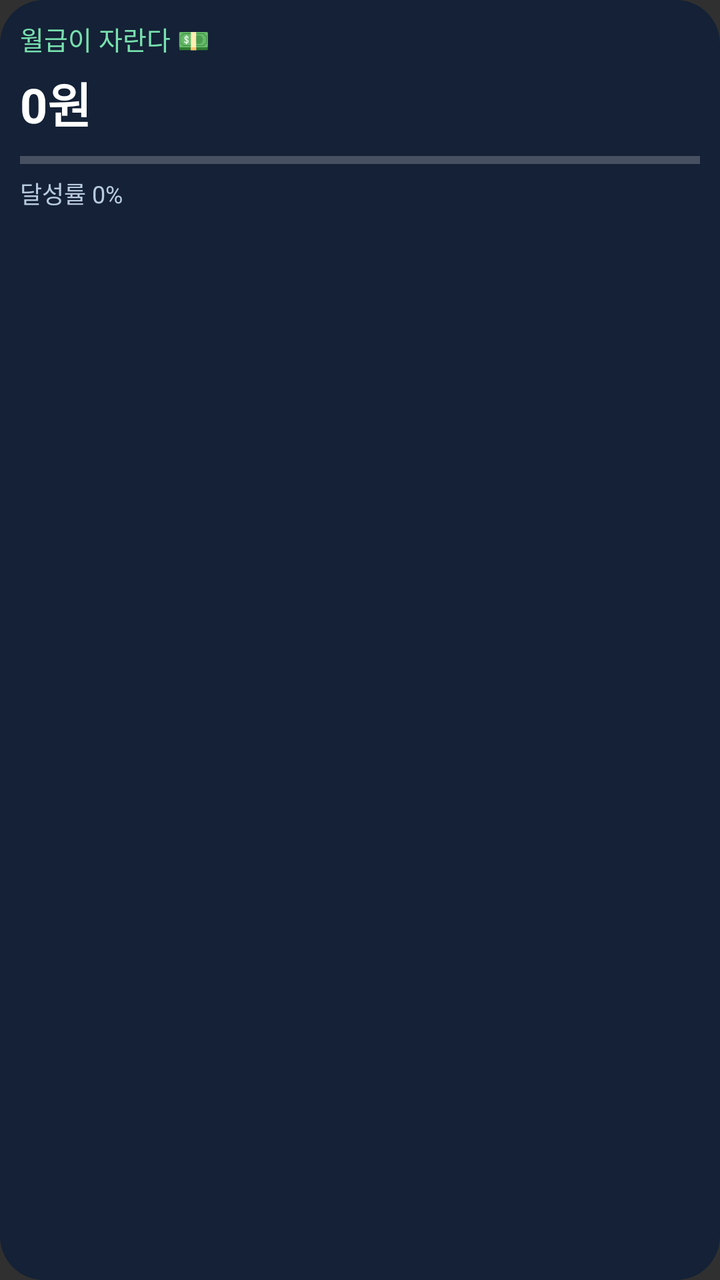
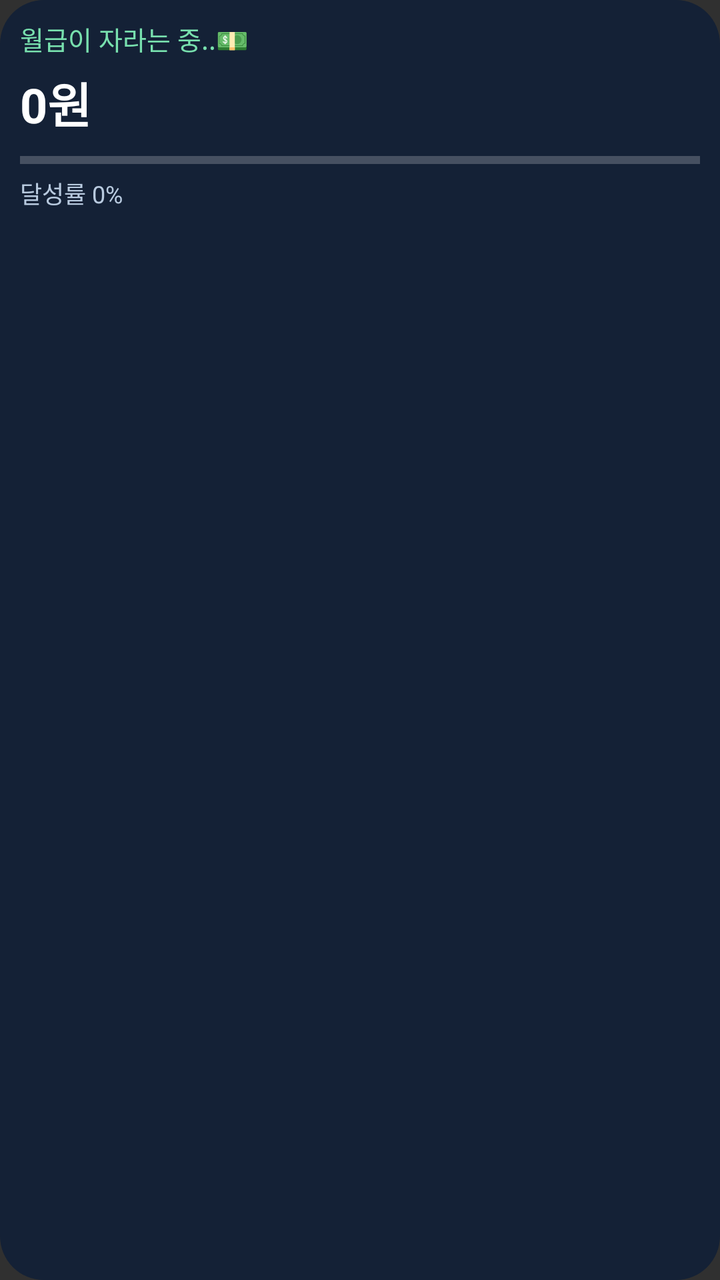

Compare the two renders of this Android layout. The source of the first and the diff that turns it into the second are given below.
<!-- AndroidManifest.xml: application theme android:Theme.Material.NoActionBar -->
<!-- res/layout/salary_widget.xml -->
<LinearLayout android:id="@+id/widget_root" xmlns:android="http://schemas.android.com/apk/res/android" android:layout_width="match_parent" android:layout_height="match_parent" android:orientation="vertical" android:gravity="top" android:padding="10dp" android:background="@drawable/widget_bg"><TextView android:id="@+id/title" android:layout_width="match_parent" android:layout_height="wrap_content" android:text="월급이 자란다 💵" android:textColor="#78E0AE" android:textSize="13sp" android:singleLine="true"/><TextView android:id="@+id/amount" android:layout_width="match_parent" android:layout_height="wrap_content" android:layout_marginTop="5dp" android:text="0원" android:textColor="#FFFFFF" android:textSize="24sp" android:textStyle="bold" android:singleLine="true" android:autoSizeTextType="uniform" android:autoSizeMinTextSize="15sp" android:autoSizeMaxTextSize="24sp"/><ProgressBar android:id="@+id/progress" style="?android:attr/progressBarStyleHorizontal" android:layout_width="match_parent" android:layout_height="7dp" android:layout_marginTop="8dp" android:max="10000" android:progressTint="#78E0AE"/><TextView android:id="@+id/progress_text" android:layout_width="match_parent" android:layout_height="wrap_content" android:layout_marginTop="4dp" android:text="달성률 0%" android:textColor="#B8CADF" android:textSize="12sp"/></LinearLayout>
<!-- resources referenced by this layout -->
<resources>
  <!-- drawable widget_bg (drawable) -->
  <shape xmlns:android="http://schemas.android.com/apk/res/android" android:shape="rectangle">
      <solid android:color="#142136"/>
      <corners android:radius="22dp"/>
  </shape>
</resources>

<!-- the commit's change to res/layout/salary_widget.xml (unified diff, before → after) -->
@@ -1 +1 @@
-<LinearLayout android:id="@+id/widget_root" xmlns:android="http://schemas.android.com/apk/res/android" android:layout_width="match_parent" android:layout_height="match_parent" android:orientation="vertical" android:gravity="top" android:padding="10dp" android:background="@drawable/widget_bg"><TextView android:id="@+id/title" android:layout_width="match_parent" android:layout_height="wrap_content" android:text="월급이 자란다 💵" android:textColor="#78E0AE" android:textSize="13sp" android:singleLine="true"/><TextView android:id="@+id/amount" android:layout_width="match_parent" android:layout_height="wrap_content" android:layout_marginTop="5dp" android:text="0원" android:textColor="#FFFFFF" android:textSize="24sp" android:textStyle="bold" android:singleLine="true" android:autoSizeTextType="uniform" android:autoSizeMinTextSize="15sp" android:autoSizeMaxTextSize="24sp"/><ProgressBar android:id="@+id/progress" style="?android:attr/progressBarStyleHorizontal" android:layout_width="match_parent" android:layout_height="7dp" android:layout_marginTop="8dp" android:max="10000" android:progressTint="#78E0AE"/><TextView android:id="@+id/progress_text" android:layout_width="match_parent" android:layout_height="wrap_content" android:layout_marginTop="4dp" android:text="달성률 0%" android:textColor="#B8CADF" android:textSize="12sp"/></LinearLayout>
+<LinearLayout android:id="@+id/widget_root" xmlns:android="http://schemas.android.com/apk/res/android" android:layout_width="match_parent" android:layout_height="match_parent" android:orientation="vertical" android:gravity="top" android:padding="10dp" android:background="@drawable/widget_bg"><TextView android:id="@+id/title" android:layout_width="match_parent" android:layout_height="wrap_content" android:text="월급이 자라는 중..💵" android:textColor="#78E0AE" android:textSize="13sp" android:singleLine="true"/><TextView android:id="@+id/amount" android:layout_width="match_parent" android:layout_height="wrap_content" android:layout_marginTop="5dp" android:text="0원" android:textColor="#FFFFFF" android:textSize="24sp" android:textStyle="bold" android:singleLine="true" android:autoSizeTextType="uniform" android:autoSizeMinTextSize="15sp" android:autoSizeMaxTextSize="24sp"/><ProgressBar android:id="@+id/progress" style="?android:attr/progressBarStyleHorizontal" android:layout_width="match_parent" android:layout_height="7dp" android:layout_marginTop="8dp" android:max="10000" android:progressTint="#78E0AE"/><TextView android:id="@+id/progress_text" android:layout_width="match_parent" android:layout_height="wrap_content" android:layout_marginTop="4dp" android:text="달성률 0%" android:textColor="#B8CADF" android:textSize="12sp"/></LinearLayout>
